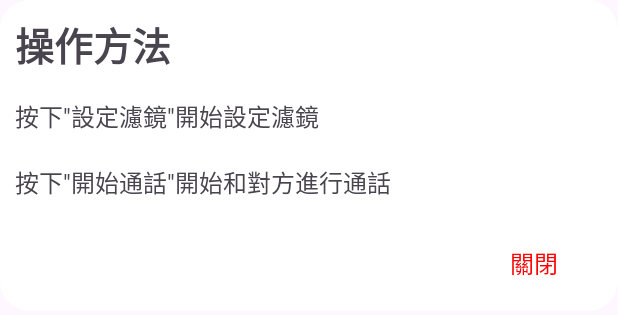
After one commit to androidwork1201/AiEffectDemo, an Android app: the layout layout_retard_dialog.xml on its own in the app's theme, with its tools: preview values and no code run, on a phone screen of 412 x 824 dp. The commit adds this screen. Shown: the top 315 px of the screen. Run offline under Robolectric (Android 15) with nearby library versions, the phone set to English and light mode, and no system bars.

Commit message:
同步進度

```diff
--- /dev/null
+++ b/app/src/main/res/drawable/baseline_info_24.xml
@@ -0,0 +1,5 @@
+<vector android:height="24dp" android:tint="#FFFFFF"
+    android:viewportHeight="24" android:viewportWidth="24"
+    android:width="24dp" xmlns:android="http://schemas.android.com/apk/res/android">
+    <path android:fillColor="@android:color/white" android:pathData="M12,2C6.48,2 2,6.48 2,12s4.48,10 10,10 10,-4.48 10,-10S17.52,2 12,2zM13,17h-2v-6h2v6zM13,9h-2L11,7h2v2z"/>
+</vector>
--- /dev/null
+++ b/app/src/main/res/drawable/shape_dialog_bg.xml
@@ -0,0 +1,7 @@
+<?xml version="1.0" encoding="utf-8"?>
+<shape xmlns:android="http://schemas.android.com/apk/res/android">
+
+    <solid android:color="@color/white"/>
+    <corners android:radius="20dp"/>
+
+</shape>
--- /dev/null
+++ b/app/src/main/res/layout/layout_retard_dialog.xml
@@ -0,0 +1,50 @@
+<?xml version="1.0" encoding="utf-8"?>
+<LinearLayout xmlns:android="http://schemas.android.com/apk/res/android"
+    android:layout_width="match_parent"
+    android:layout_height="wrap_content"
+    android:padding="10dp"
+    android:orientation="vertical"
+    android:background="@drawable/shape_dialog_bg">
+
+    <androidx.appcompat.widget.AppCompatTextView
+        android:layout_width="match_parent"
+        android:layout_height="wrap_content"
+        android:textSize="26sp"
+        android:textStyle="bold"
+        android:layout_marginBottom="16dp"
+        android:text="@string/text_retard_0_title"/>
+
+    <androidx.appcompat.widget.AppCompatTextView
+        android:id="@+id/tvFirst"
+        android:layout_width="match_parent"
+        android:layout_height="wrap_content"
+        android:layout_marginBottom="20dp"
+        android:textSize="16sp"
+        android:text="@string/text_retard_1_hint"/>
+
+
+    <androidx.appcompat.widget.AppCompatTextView
+        android:id="@+id/tvSecond"
+        android:layout_width="match_parent"
+        android:layout_height="wrap_content"
+        android:textSize="16sp"
+        android:layout_marginBottom="20dp"
+        android:text="@string/text_retard_2_hint"/>
+
+    <FrameLayout
+        android:layout_width="match_parent"
+        android:layout_height="wrap_content">
+        <androidx.appcompat.widget.AppCompatTextView
+            android:id="@+id/tvClose"
+            android:layout_width="wrap_content"
+            android:layout_height="wrap_content"
+            android:text="關閉"
+            android:textSize="16sp"
+            android:textColor="#FF0000"
+            android:layout_gravity="end"
+            android:layout_marginEnd="10dp"
+            android:paddingVertical="10dp"
+            android:paddingHorizontal="20dp"/>
+    </FrameLayout>
+
+</LinearLayout>
--- a/app/src/main/res/values/colors.xml
+++ b/app/src/main/res/values/colors.xml
@@ -2,4 +2,5 @@
 <resources>
     <color name="black">#FF000000</color>
     <color name="white">#FFFFFFFF</color>
+    <color name="red">#E70C0C</color>
 </resources>
--- a/app/src/main/res/values/strings.xml
+++ b/app/src/main/res/values/strings.xml
@@ -1,3 +1,6 @@
 <resources>
     <string name="app_name">濾鏡Demo</string>
+    <string name="text_retard_0_title">操作方法</string>
+    <string name="text_retard_1_hint">按下\""設定濾鏡\""開始設定濾鏡</string>
+    <string name="text_retard_2_hint">按下\""開始通話\""開始和對方進行通話</string>
 </resources>
```
Also changed, not shown: app/src/main/java/com/example/aieffectdemo/MainActivity.java (+9 -1 lines), app/src/main/java/com/example/aieffectdemo/dialog/MarketingTeamIsAllMentallyRetardedDialog.java (+59 -0 lines), app/src/main/res/layout/activity_main.xml (+29 -4 lines).
